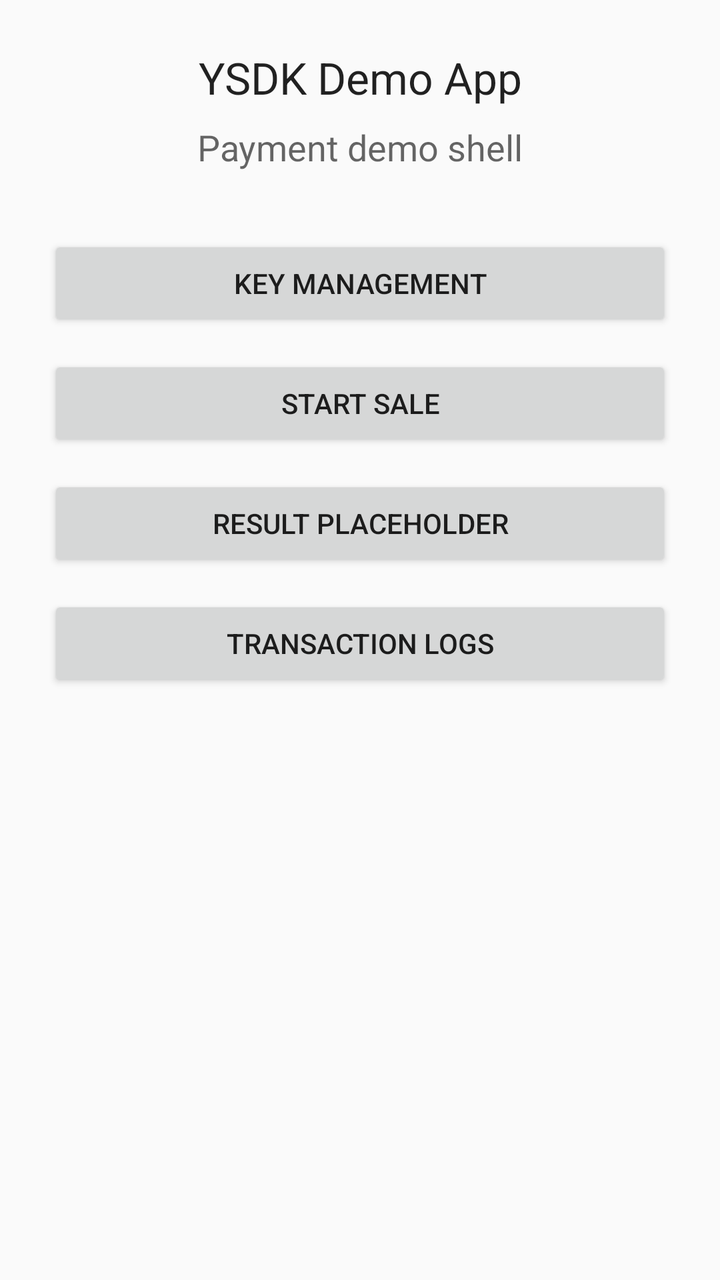
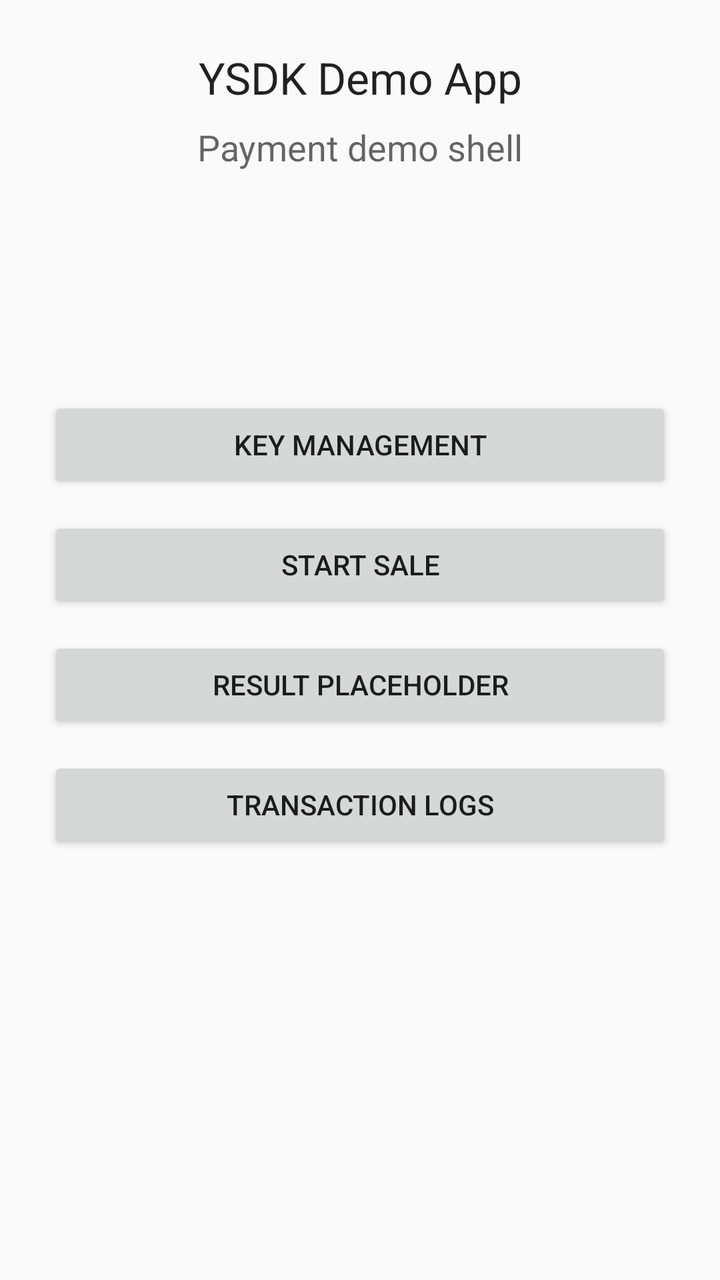

Before-and-after screenshots of an Android layout around one commit, followed by the original layout XML and the change that was made.
<!-- AndroidManifest.xml: application theme Theme.MFDemoApp -->
<!-- res/layout/fragment_home.xml -->
<?xml version="1.0" encoding="utf-8"?>
<ScrollView xmlns:android="http://schemas.android.com/apk/res/android"
    android:layout_width="match_parent"
    android:layout_height="match_parent"
    android:fillViewport="true">

    <LinearLayout
        android:layout_width="match_parent"
        android:layout_height="wrap_content"
        android:gravity="center_horizontal"
        android:orientation="vertical"
        android:padding="24dp">

        <TextView
            android:layout_width="match_parent"
            android:layout_height="wrap_content"
            android:gravity="center"
            android:text="@string/home_title"
            android:textAppearance="?android:attr/textAppearanceLarge" />

        <TextView
            android:layout_width="match_parent"
            android:layout_height="wrap_content"
            android:layout_marginTop="8dp"
            android:gravity="center"
            android:text="@string/home_subtitle"
            android:textAppearance="?android:attr/textAppearanceMedium" />

        <Button
            android:id="@+id/keyManagementButton"
            android:layout_width="match_parent"
            android:layout_height="wrap_content"
            android:layout_marginTop="32dp"
            android:text="@string/go_to_keys" />

        <Button
            android:id="@+id/saleButton"
            android:layout_width="match_parent"
            android:layout_height="wrap_content"
            android:layout_marginTop="12dp"
            android:text="@string/go_to_sale" />

        <Button
            android:id="@+id/resultButton"
            android:layout_width="match_parent"
            android:layout_height="wrap_content"
            android:layout_marginTop="12dp"
            android:text="@string/go_to_result" />

        <Button
            android:id="@+id/logsButton"
            android:layout_width="match_parent"
            android:layout_height="wrap_content"
            android:layout_marginTop="12dp"
            android:text="@string/go_to_logs" />
    </LinearLayout>
</ScrollView>
<!-- resources referenced by this layout -->
<resources>
  <string name="go_to_keys">Key Management</string>
  <string name="go_to_logs">Transaction Logs</string>
  <string name="go_to_result">Result Placeholder</string>
  <string name="go_to_sale">Start Sale</string>
  <string name="home_subtitle">Payment demo shell</string>
  <string name="home_title">YSDK Demo App</string>
  <style name="Theme.MFDemoApp" parent="android:Theme.Material.Light.NoActionBar" />
</resources>

<!-- the commit's change to res/layout/fragment_home.xml (unified diff, before → after) -->
@@ -26,11 +26,27 @@
             android:text="@string/home_subtitle"
             android:textAppearance="?android:attr/textAppearanceMedium" />
 
+        <TextView
+            android:id="@+id/serviceStatusText"
+            android:layout_width="match_parent"
+            android:layout_height="wrap_content"
+            android:layout_marginTop="28dp"
+            android:gravity="center"
+            android:textAppearance="?android:attr/textAppearanceMedium" />
+
+        <TextView
+            android:id="@+id/keyStatusText"
+            android:layout_width="match_parent"
+            android:layout_height="wrap_content"
+            android:layout_marginTop="8dp"
+            android:gravity="center"
+            android:textAppearance="?android:attr/textAppearanceMedium" />
+
         <Button
             android:id="@+id/keyManagementButton"
             android:layout_width="match_parent"
             android:layout_height="wrap_content"
-            android:layout_marginTop="32dp"
+            android:layout_marginTop="28dp"
             android:text="@string/go_to_keys" />
 
         <Button
